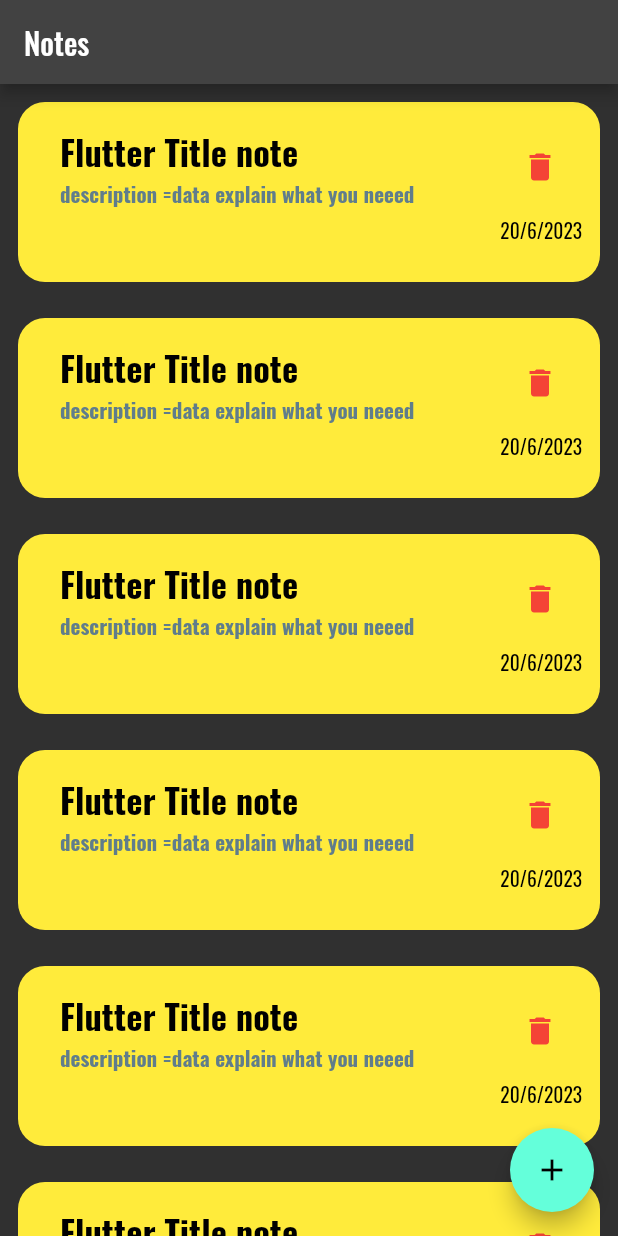
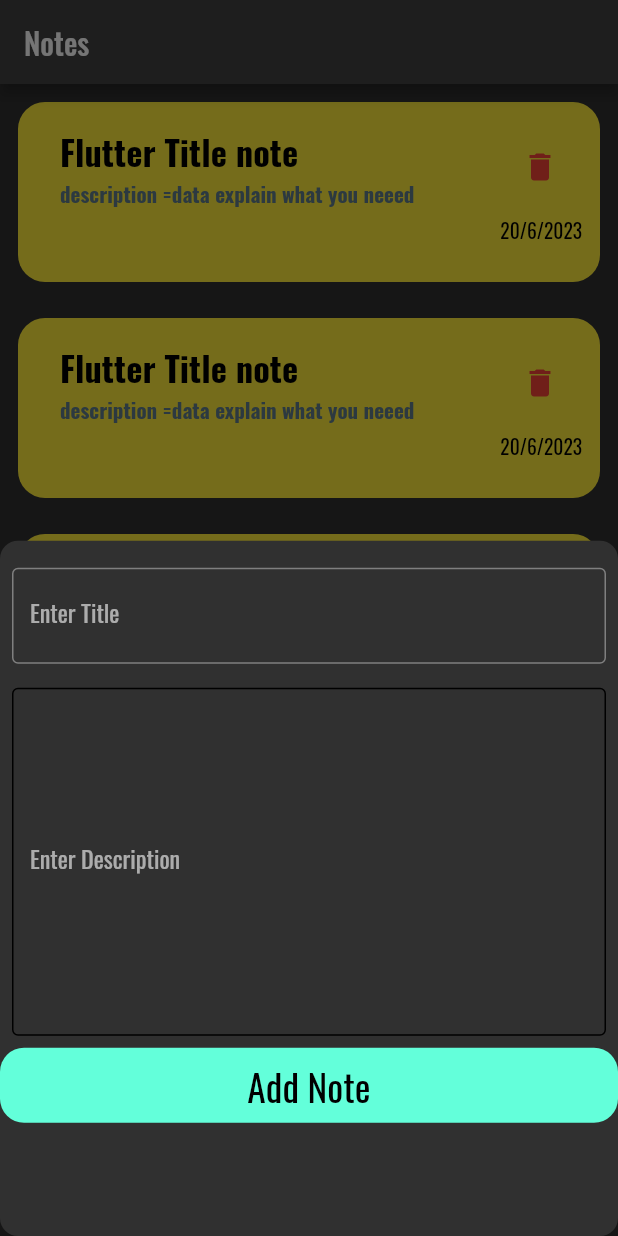
Before and after one commit to MohamadAtif/notes_app, a Flutter app: the screen it shows after launch, after a tap on the "add" icon, on a phone screen of 412 x 824 dp. Run offline on Flutter 3.47's test engine with Material 2 defaults, Android fonts, the phone set to English and light mode, and no system bars.

Commit message:
edit note view Ui Done

```diff
--- a/lib/views/home_view.dart
+++ b/lib/views/home_view.dart
@@ -1,4 +1,5 @@
 import 'package:flutter/material.dart';
+import 'package:notes_app/widgets/custom_ModalSheet.dart';
 import 'package:notes_app/widgets/custom_note.dart';
 
 class HomeView extends StatelessWidget {
@@ -11,8 +12,31 @@ class HomeView extends StatelessWidget {
         ),
 
         body: const CustomNote(),
-        floatingActionButton: FloatingActionButton(onPressed: (){},child:const Icon(Icons.add),),
+        floatingActionButton: FloatingActionButton(onPressed: (){
+          CustomModalSheet(context);
+        },child:const Icon(Icons.add),),
 
     );
   }
+
+
+
+
+
+
+
+
+
+
+
+
+
+
+  void CustomModalSheet(BuildContext context) {
+      showModalBottomSheet(
+     shape: RoundedRectangleBorder(borderRadius: BorderRadius.circular(12)),
+      context:context , builder: (context) {
+      return ModalBottomSheet();
+    },);
+  }
 }
--- /dev/null
+++ b/lib/widgets/custom_ModalSheet.dart
@@ -0,0 +1,43 @@
+import 'package:flutter/material.dart';
+import 'package:notes_app/widgets/custom_button.dart';
+
+class ModalBottomSheet extends StatelessWidget {
+  const ModalBottomSheet({super.key});
+
+  @override
+  Widget build(BuildContext context) {
+    return  Container(
+      child:  Column(children: [
+        SizedBox(height: 10,),
+        Padding(
+          padding: EdgeInsets.all(8.0),
+          child: TextField(
+            decoration:   InputDecoration(border: OutlineInputBorder(),fillColor:Color(0xff63ffda)
+            ,labelText: 'Enter Title',
+            ),
+            style: TextStyle(),
+
+          ),
+        ),
+        Padding(
+          padding: EdgeInsets.all(8.0),
+          child: TextField(
+            maxLines: 8,
+            decoration: InputDecoration(
+              border: OutlineInputBorder(),
+              labelText: 'Enter Description',
+              enabledBorder: OutlineInputBorder(),
+
+
+            ),
+          ),
+        ),
+        CustomButton(),
+
+
+
+
+      ],),
+    );
+  }
+}
--- /dev/null
+++ b/lib/widgets/custom_button.dart
@@ -0,0 +1,23 @@
+import 'package:flutter/material.dart';
+
+class CustomButton extends StatelessWidget {
+  const CustomButton({super.key});
+
+  @override
+  Widget build(BuildContext context) {
+    return GestureDetector(
+      onTap: () {
+
+      },
+      child: Container(
+        height: 50,
+        decoration: BoxDecoration(color:Color(0xff63ffda),borderRadius: BorderRadius.circular(16)),
+        width: MediaQuery.of(context).size.width,
+         child: const Center(child: Text('Add Note',style: TextStyle(color: Colors.black,fontSize: 25),)),
+
+
+      ),
+    );
+
+  }
+}
--- a/lib/widgets/custom_note.dart
+++ b/lib/widgets/custom_note.dart
@@ -1,4 +1,5 @@
 import 'package:flutter/material.dart';
+import 'package:notes_app/views/editNoteView.dart';
 
 class CustomNote extends StatelessWidget {
   const CustomNote({super.key});
@@ -8,6 +9,12 @@ class CustomNote extends StatelessWidget {
     return  ListView.builder(itemBuilder: (context, index) {
         return  Padding(
           padding: const EdgeInsets.all(12.0),
+          child: GestureDetector(
+            onTap: () {
+              Navigator.push(context, MaterialPageRoute(builder: (context) {
+                return EditNoteView();
+              },));
+            },
             child: Container( decoration: BoxDecoration(color: Colors.yellow,borderRadius: BorderRadius.circular(18)),
                 height: 120,
                 width: 150,
@@ -27,6 +34,7 @@ class CustomNote extends StatelessWidget {
 
                 ),
               ),
+          ),
         );
 
 
```
Also changed, not shown: lib/views/editNoteView.dart (added, +43 -0 lines). Lines whose indentation alone changed are shown as unchanged.
